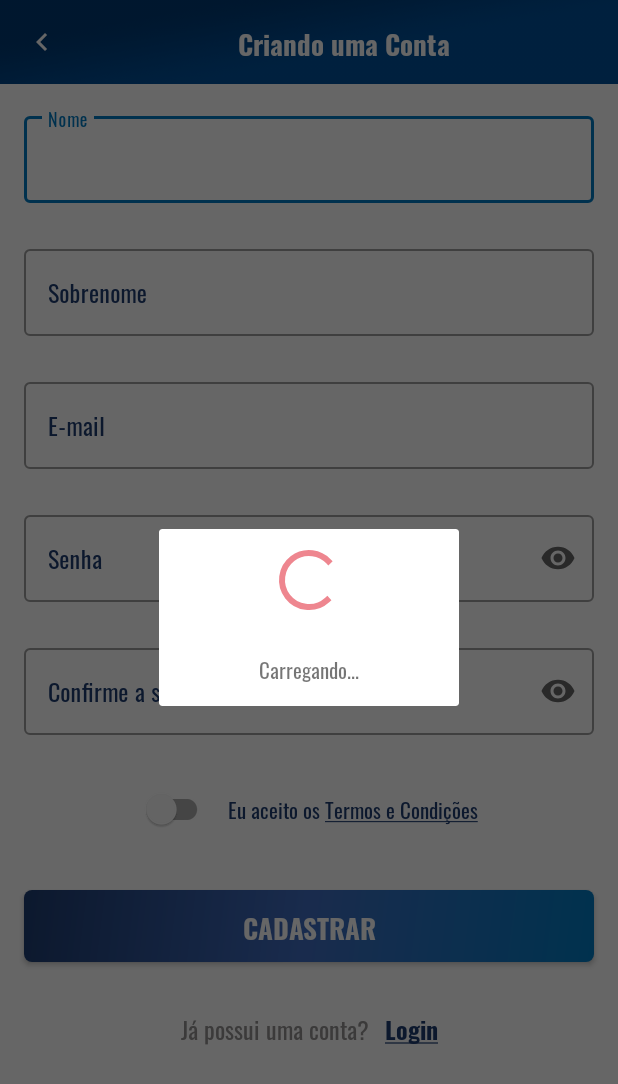
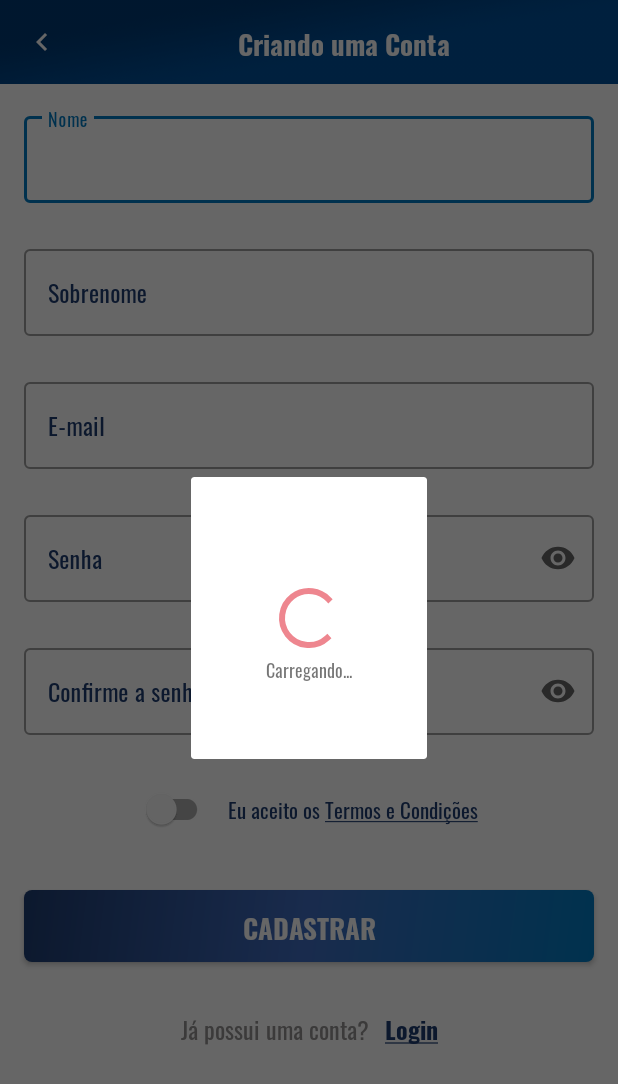
Before and after one commit to VanFrancis/myvendor, an Android app: the fragment DialogProgress placed in its activity, on a phone screen of 412 x 824 dp. Shown: the top 1084 px of the screen. Run offline under Robolectric (Android 15) with nearby library versions, the phone set to English and light mode, and no system bars; our stand-ins replace Firebase (no records; nobody signed in at launch, a user with empty details on screens opened directly).

Commit message:
refactoring barra de progresso

```diff
--- a/app/src/main/java/com/mobilepoc/myvendor/utils/DialogProgress.kt
+++ b/app/src/main/java/com/mobilepoc/myvendor/utils/DialogProgress.kt
@@ -11,7 +11,6 @@ class DialogProgress : DialogFragment() {
     init {
 
     }
-
     override fun onCreateView( inflater: LayoutInflater, container: ViewGroup?, savedInstanceState: Bundle?): View? {
         super.onCreateView(inflater, container, savedInstanceState)
 
@@ -21,7 +20,7 @@ class DialogProgress : DialogFragment() {
     }
     override fun onActivityCreated(savedInstanceState: Bundle?) {
         super.onActivityCreated(savedInstanceState)
-        isCancelable.to(true)
+        isCancelable.to(false)
 
     }
 }
--- a/app/src/main/java/com/mobilepoc/myvendor/view/activities/AddProductActivity.kt
+++ b/app/src/main/java/com/mobilepoc/myvendor/view/activities/AddProductActivity.kt
@@ -21,11 +21,12 @@ import com.mobilepoc.myvendor.model.Product
 import com.mobilepoc.myvendor.utils.Constants
 import com.mobilepoc.myvendor.utils.GlideLoader
 import com.mobilepoc.myvendor.utils.Util
+import com.myshoppal.ui.activities.BaseActivity
 import kotlinx.android.synthetic.main.activity_add_product.*
 import kotlinx.android.synthetic.main.activity_user_profile.*
 import java.io.IOException
 
-class AddProductActivity : AppCompatActivity(), View.OnClickListener {
+class AddProductActivity : BaseActivity(), View.OnClickListener {
 
     private var mSelectedImageFileUri: Uri? = null
     private var mProductImageURL: String = ""
@@ -149,6 +150,7 @@ class AddProductActivity : AppCompatActivity(), View.OnClickListener {
         }
     }
     private fun uploadProductImage(){
+        showProgressDialog()
         FireStoreClass().uploadImageToCloudStorage(
                 this@AddProductActivity,
                 mSelectedImageFileUri,
@@ -160,6 +162,7 @@ class AddProductActivity : AppCompatActivity(), View.OnClickListener {
      * Função que retorna sucesso se o produto foi atualizado
      */
     fun productUploadSuccess() {
+        hideProgressDialog()
         Util.exibirToast(baseContext, resources.getString(R.string.product_uploaded_success_message))
         finish()
     }
--- a/app/src/main/java/com/mobilepoc/myvendor/view/activities/ForgotPasswordActivity.kt
+++ b/app/src/main/java/com/mobilepoc/myvendor/view/activities/ForgotPasswordActivity.kt
@@ -8,9 +8,10 @@ import com.google.firebase.auth.FirebaseAuth
 import com.mobilepoc.myvendor.R
 import com.mobilepoc.myvendor.databinding.ActivityForgotPasswordBinding
 import com.mobilepoc.myvendor.utils.Util
+import com.myshoppal.ui.activities.BaseActivity
 import kotlinx.android.synthetic.main.activity_forgot_password.*
 
-class ForgotPasswordActivity : AppCompatActivity(), View.OnClickListener {
+class ForgotPasswordActivity : BaseActivity(), View.OnClickListener {
     override fun onCreate(savedInstanceState: Bundle?) {
         super.onCreate(savedInstanceState)
         var binding = ActivityForgotPasswordBinding.inflate(layoutInflater)
@@ -39,9 +40,11 @@ class ForgotPasswordActivity : AppCompatActivity(), View.OnClickListener {
         if(validateRegisterDetails()) {
             val email: String = et_email.text.toString().trim { it <= ' ' }
 
+            showProgressDialog()
             //create instance
             FirebaseAuth.getInstance().sendPasswordResetEmail(email)
                 .addOnCompleteListener { task ->
+                    hideProgressDialog()
                     if (task.isSuccessful) {
                         Util.exibirToast(this,"E-mail enviado com sucesso")
                         finish()
--- a/app/src/main/java/com/mobilepoc/myvendor/view/activities/SettingsActivity.kt
+++ b/app/src/main/java/com/mobilepoc/myvendor/view/activities/SettingsActivity.kt
@@ -12,9 +12,10 @@ import com.mobilepoc.myvendor.model.FireStoreClass
 import com.mobilepoc.myvendor.model.User
 import com.mobilepoc.myvendor.utils.Constants
 import com.mobilepoc.myvendor.utils.GlideLoader
+import com.myshoppal.ui.activities.BaseActivity
 import kotlinx.android.synthetic.main.activity_settings.*
 
-class SettingsActivity : AppCompatActivity(), View.OnClickListener {
+class SettingsActivity : BaseActivity(), View.OnClickListener {
     private lateinit var mUserDetails: User
 
     override fun onCreate(savedInstanceState: Bundle?) {
@@ -37,12 +38,14 @@ class SettingsActivity : AppCompatActivity(), View.OnClickListener {
     * Função da classe Firestore para obter os detalhes do usuário do firestore que já foi criado.
      */
     private fun getUserDetails() {
+        showProgressDialog()
         FireStoreClass().getUserDetails(this)
     }
 
     fun userDetailsSuccess(user: User) {
         mUserDetails = user
 
+        hideProgressDialog()
         GlideLoader(this@SettingsActivity).loadUserPicture(user.image, iv_user_photo)
 
         tv_name.text = "${user.firstName} ${user.lastName}"
--- a/app/src/main/java/com/mobilepoc/myvendor/view/activities/UserProfileActivity.kt
+++ b/app/src/main/java/com/mobilepoc/myvendor/view/activities/UserProfileActivity.kt
@@ -19,10 +19,11 @@ import com.mobilepoc.myvendor.model.User
 import com.mobilepoc.myvendor.utils.Constants
 import com.mobilepoc.myvendor.utils.GlideLoader
 import com.mobilepoc.myvendor.utils.Util
+import com.myshoppal.ui.activities.BaseActivity
 import kotlinx.android.synthetic.main.activity_user_profile.*
 import java.io.IOException
 
-class UserProfileActivity : AppCompatActivity(), View.OnClickListener {
+class UserProfileActivity : BaseActivity(), View.OnClickListener {
     private lateinit var mUserDetails: User
     private  var mSelectedImageFileUri: Uri? = null
     private var mUserProfileImageURL: String = ""
@@ -117,6 +118,7 @@ class UserProfileActivity : AppCompatActivity(), View.OnClickListener {
                 }
                 R.id.btn_submit -> {
                     if (validateUserProfileDetails()) {
+                        showProgressDialog()
                         if (mSelectedImageFileUri != null)
                             FireStoreClass().uploadImageToCloudStorage(this@UserProfileActivity, mSelectedImageFileUri, Constants.USER_PROFILE_IMAGE)
 
@@ -176,6 +178,7 @@ class UserProfileActivity : AppCompatActivity(), View.OnClickListener {
      * função para notificar o resultado do sucesso e prosseguir de acordo com a atualização dos detalhes do usuário.
      */
     fun userProfileUpdateSuccess(){
+        hideProgressDialog()
         Util.exibirToast(baseContext,resources.getString(R.string.mgs_profile_update_success))
 
         startActivity(Intent(this@UserProfileActivity, DashboardActivity::class.java))
--- a/app/src/main/res/layout/dialog_progress.xml
+++ b/app/src/main/res/layout/dialog_progress.xml
@@ -1,25 +1,31 @@
 <?xml version="1.0" encoding="utf-8"?>
-<LinearLayout xmlns:android="http://schemas.android.com/apk/res/android"
+<androidx.constraintlayout.widget.ConstraintLayout xmlns:android="http://schemas.android.com/apk/res/android"
+    xmlns:app="http://schemas.android.com/apk/res-auto"
+    xmlns:tools="http://schemas.android.com/tools"
     android:layout_width="match_parent"
-    android:layout_height="200dp"
+    android:layout_height="wrap_content"
     android:orientation="vertical"
-    android:gravity="center"
-    android:layout_gravity="center"
-    >
+    android:padding="50dp">
 
     <ProgressBar
         android:id="@+id/progressbar_Dialog"
-        android:layout_width="match_parent"
+        android:layout_width="wrap_content"
         android:layout_height="wrap_content"
-        android:padding="10dp"
-        android:progressDrawable="@drawable/progress_bar_circle"/>
+        android:progressDrawable="@drawable/progress_bar_circle"
+        app:layout_constraintBottom_toBottomOf="parent"
+        app:layout_constraintEnd_toEndOf="parent"
+        app:layout_constraintStart_toStartOf="parent"
+        app:layout_constraintTop_toTopOf="parent" />
+
     <com.mobilepoc.myvendor.utils.MVTextView
-        android:id="@+id/textView_Dialog"
-        android:layout_width="200dp"
-        android:layout_height="50dp"
+        android:id="@+id/tv_progressBar"
+        android:layout_width="wrap_content"
+        android:layout_height="wrap_content"
         android:layout_gravity="center"
-        android:gravity="center"
         android:text="@string/loading"
-        android:textAlignment="center"/>
+        android:textSize="12sp"
+        app:layout_constraintEnd_toEndOf="parent"
+        app:layout_constraintStart_toStartOf="parent"
+        app:layout_constraintTop_toBottomOf="@+id/progressbar_Dialog" />
 
-</LinearLayout>
+</androidx.constraintlayout.widget.ConstraintLayout>
--- a/app/src/main/res/values/strings.xml
+++ b/app/src/main/res/values/strings.xml
@@ -76,7 +76,7 @@
     <string name="et_hint_product_quantity">Quantidade</string>
     <string name="product_delete_success_message">Seu produto foi excluído com sucesso.</string>
     <string name="delete_dialog_title">Excluir</string>
-    <string name="delete_dialog_message">Você tem certeza que deseja EXCLUIR esse produto??</string>
+    <string name="delete_dialog_message">Você tem certeza que deseja EXCLUIR esse produto?</string>
     <string name="yes">Sim</string>
     <string name="no">Não</string>
 
```
Also changed, not shown: app/src/main/java/com/mobilepoc/myvendor/model/FireStoreClass.kt (+15 -13 lines), app/src/main/java/com/mobilepoc/myvendor/view/activities/BaseActivity.kt (+8 -0 lines), app/src/main/java/com/mobilepoc/myvendor/view/activities/CartListActivity.kt (+4 -4 lines), app/src/main/java/com/mobilepoc/myvendor/view/activities/LoginActivity.kt (+6 -5 lines), app/src/main/java/com/mobilepoc/myvendor/view/activities/ProductDetailsActivity.kt (+8 -7 lines), app/src/main/java/com/mobilepoc/myvendor/view/activities/RegisterActivity.kt (+7 -6 lines), app/src/main/java/com/mobilepoc/myvendor/view/fragments/BaseFragment.kt (+8 -27 lines), app/src/main/java/com/mobilepoc/myvendor/view/fragments/DashboardFragment.kt (+5 -17 lines), app/src/main/java/com/mobilepoc/myvendor/view/fragments/ProductsFragment.kt (+14 -20 lines).
